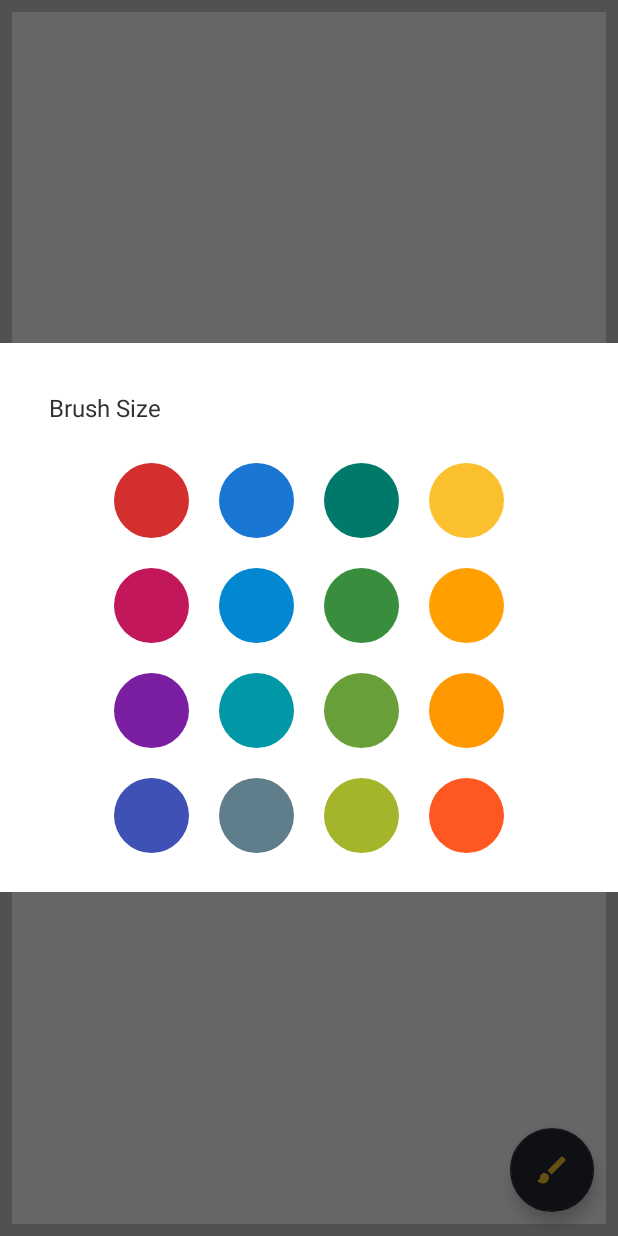
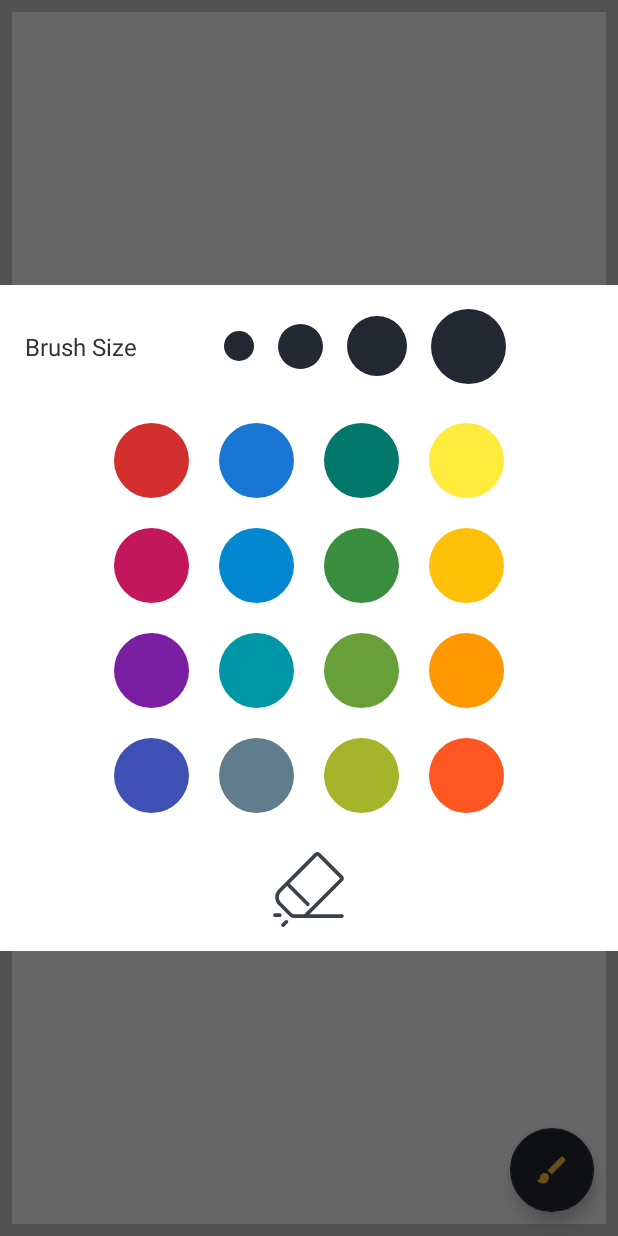
Before and after one commit to syedsaadh/SimpleDraw, an Android app: the screen it shows after launch (MainActivity), after a tap on an icon or button, on a phone screen of 412 x 824 dp. Run offline under Robolectric (Android 15) with nearby library versions, the phone set to English and light mode, and no system bars.

Commit message:
Eraser and Brush Sizes added

```diff
--- a/app/src/main/java/com/xeda/simpledraw/DrawingView.java
+++ b/app/src/main/java/com/xeda/simpledraw/DrawingView.java
@@ -21,7 +21,8 @@ public class DrawingView extends View {
     //drawing and canvas paint
     private Paint drawPaint, canvasPaint;
     //initial color
-    private int paintColor = 0xFF665500;
+    private int paintColor = getResources().getColor(SettingsDialog.colors[0]);
+    private int strokeWidth = SettingsDialog.brushSizes[3];
     //canvas
     private Canvas drawCanvas;
     //canvas bitmap
@@ -36,7 +37,7 @@ public class DrawingView extends View {
         drawPaint = new Paint();
         drawPaint.setColor(paintColor);
         drawPaint.setAntiAlias(true);
-        drawPaint.setStrokeWidth(20);
+        drawPaint.setStrokeWidth(strokeWidth);
         drawPaint.setStyle(Paint.Style.STROKE);
         drawPaint.setStrokeJoin(Paint.Join.ROUND);
         drawPaint.setStrokeCap(Paint.Cap.ROUND);
@@ -78,6 +79,11 @@ public class DrawingView extends View {
         return true;
     }
     public void setPaintColor(int color){
+        invalidate();
         drawPaint.setColor(color);
     }
+    public void setBrushSize(int size){
+        invalidate();
+        drawPaint.setStrokeWidth(size);
+    }
 }
--- a/app/src/main/java/com/xeda/simpledraw/MainActivity.java
+++ b/app/src/main/java/com/xeda/simpledraw/MainActivity.java
@@ -10,7 +10,7 @@ import android.view.View;
 import android.widget.GridLayout;
 import android.widget.ImageView;
 
-public class MainActivity extends AppCompatActivity implements SettingsDialog.OnColorSelectedListener {
+public class MainActivity extends AppCompatActivity implements SettingsDialog.OnSettingsSelectedListener {
 
     private DrawingView drawView;
     private FloatingActionButton fab;
@@ -53,4 +53,16 @@ public class MainActivity extends AppCompatActivity implements SettingsDialog.On
         settingsDialog.dismiss();
         drawView.setPaintColor(getResources().getColor(SettingsDialog.colors[position]));
     }
+
+    @Override
+    public void onBrushSelected(int position) {
+        settingsDialog.dismiss();
+        drawView.setBrushSize(SettingsDialog.brushSizes[position]);
+    }
+
+    @Override
+    public void onEraserSelected() {
+        settingsDialog.dismiss();
+        drawView.setPaintColor(getResources().getColor(R.color.md_white_1000));
+    }
 }
--- a/app/src/main/java/com/xeda/simpledraw/SettingsDialog.java
+++ b/app/src/main/java/com/xeda/simpledraw/SettingsDialog.java
@@ -25,19 +25,19 @@ public class SettingsDialog extends DialogFragment {
      * Create a new instance of SettingsDialog, providing "num"
      * as an argument.
      */
-    private OnColorSelectedListener onColorSelectedListener;
+    private OnSettingsSelectedListener mCallback;
     private GridLayout colorsGrid;
-
-
+    private LinearLayout brushSizesLayout;
+    private ImageView eraser;
     public static int[] colors = {
             R.color.md_red_700,
             R.color.md_blue_700,
             R.color.md_teal_700,
-            R.color.md_yellow_700,
+            R.color.md_yellow_500,
             R.color.md_pink_700,
             R.color.md_light_blue_700,
             R.color.md_green_700,
-            R.color.md_amber_700,
+            R.color.md_amber_500,
             R.color.md_purple_700,
             R.color.md_cyan_700,
             R.color.md_light_green_700,
@@ -46,6 +46,13 @@ public class SettingsDialog extends DialogFragment {
             R.color.md_blue_grey_500,
             R.color.md_lime_700,
             R.color.md_deep_orange_500,
+    };
+
+    public static int[] brushSizes = {
+            20,
+            30,
+            40,
+            50
     };
     static SettingsDialog newInstance() {
         SettingsDialog f = new SettingsDialog();
@@ -68,11 +75,39 @@ public class SettingsDialog extends DialogFragment {
                              Bundle savedInstanceState) {
         View v = inflater.inflate(R.layout.fragment_settings, container, false);
         colorsGrid = (GridLayout)v.findViewById(R.id.colors_grid);
+        brushSizesLayout = (LinearLayout)v.findViewById(R.id.brush_size_layout);
+        eraser = (ImageView)v.findViewById(R.id.eraser);
+        eraser.setOnClickListener(new View.OnClickListener() {
+            @Override
+            public void onClick(View v) {
+                mCallback.onEraserSelected();
+            }
+        });
         colorAssign(v);
+        brushSizeAssign(v);
+
         return v;
     }
-    void brushSizeAssign(){
-
+    void brushSizeAssign(final View view){
+        for (int i=0; i< brushSizes.length; i++) {
+            ImageView v = new ImageView(view.getContext());
+            Resources r = getResources();
+            int margin = (int)TypedValue.applyDimension(TypedValue.COMPLEX_UNIT_DIP, 8, r.getDisplayMetrics());
+            int px = (int)TypedValue.applyDimension(TypedValue.COMPLEX_UNIT_DIP, brushSizes[i], r.getDisplayMetrics());
+            LinearLayout.LayoutParams lp = new LinearLayout.LayoutParams(px, px);
+            v.setImageResource(R.drawable.circle);
+            lp.setMargins(margin, 0, margin, 0);
+            v.setLayoutParams(lp);
+            v.setTag(i);
+            v.setOnClickListener(new View.OnClickListener() {
+                @Override
+                public void onClick(View v) {
+                    Toast.makeText(view.getContext(), "Brush Selected" , Toast.LENGTH_SHORT).show();
+                    mCallback.onBrushSelected(Integer.valueOf(v.getTag().toString()));
+                }
+            });
+            brushSizesLayout.addView(v);
+        }
     }
     void colorAssign(final View view){
         for (int i=0; i< colors.length; i++) {
@@ -89,15 +124,17 @@ public class SettingsDialog extends DialogFragment {
             v.setOnClickListener(new View.OnClickListener() {
                 @Override
                 public void onClick(View v) {
-                    Toast.makeText(view.getContext(), v.getTag().toString() , Toast.LENGTH_SHORT).show();
-                    onColorSelectedListener.onColorSelected(Integer.valueOf(v.getTag().toString()));
+                    Toast.makeText(view.getContext(), "Color Selected" , Toast.LENGTH_SHORT).show();
+                    mCallback.onColorSelected(Integer.valueOf(v.getTag().toString()));
                 }
             });
             colorsGrid.addView(v);
         }
     }
-    public interface OnColorSelectedListener {
+    public interface OnSettingsSelectedListener {
         public void onColorSelected(int position);
+        public void onBrushSelected(int position);
+        public void onEraserSelected();
     }
 
     @Override
@@ -106,10 +143,10 @@ public class SettingsDialog extends DialogFragment {
         // This makes sure that the container activity has implemented
         // the callback interface. If not, it throws an exception
         try {
-            onColorSelectedListener = (OnColorSelectedListener) activity;
+            mCallback = (OnSettingsSelectedListener) activity;
         } catch (ClassCastException e) {
             throw new ClassCastException(activity.toString()
-                    + " must implement OnColorSelectedListener");
+                    + " must implement OnSettingsSelectedListener");
         }
     }
 }
--- /dev/null
+++ b/app/src/main/res/drawable/ic_eraser.xml
@@ -0,0 +1,6 @@
+<vector android:height="50dp" android:viewportHeight="512.001"
+    android:viewportWidth="512.001" android:width="50dp" xmlns:android="http://schemas.android.com/apk/res/android">
+    <path android:fillColor="#3c4249" android:pathData="M60.2,418.6H27.6c-7,0 -12.6,5.7 -12.6,12.6s5.7,12.6 12.6,12.6h32.6c7,0 12.6,-5.7 12.6,-12.6C72.8,424.3 67.2,418.6 60.2,418.6z"/>
+    <path android:fillColor="#3c4249" android:pathData="M114.2,467.4c-4.9,-4.9 -12.9,-4.9 -17.9,0l-23.1,23.1c-4.9,4.9 -4.9,12.9 0,17.9c2.5,2.5 5.7,3.7 8.9,3.7c3.2,0 6.5,-1.2 8.9,-3.7l23.1,-23.1C119.1,480.3 119.1,472.3 114.2,467.4z"/>
+    <path android:fillColor="#3c4249" android:pathData="M484.4,425H263l226.7,-226.7c9.9,-9.9 9.9,-25.9 0,-35.7L334.5,7.4c-9.9,-9.9 -25.9,-9.9 -35.7,0l-248,248c-14.3,14.3 -22.2,33.4 -22.2,53.6c0,20.2 7.9,39.3 22.2,53.6l74.7,74.7c8.4,8.4 19.5,13 31.3,13H484.4c7,0 12.6,-5.7 12.6,-12.6C497.1,430.6 491.4,425 484.4,425zM156.8,425c-5.1,0 -9.8,-2 -13.4,-5.6l-74.7,-74.7c-19.7,-19.7 -19.7,-51.8 0,-71.5l40.6,-40.6l133.3,133.3c2.5,2.5 5.7,3.7 8.9,3.7s6.5,-1.2 8.9,-3.7c4.9,-4.9 4.9,-12.9 0,-17.9L127.1,214.8L316.7,25.3l155.1,155.2L227.2,425H156.8z"/>
+</vector>
--- a/app/src/main/res/layout/fragment_settings.xml
+++ b/app/src/main/res/layout/fragment_settings.xml
@@ -16,7 +16,6 @@
             android:layout_width="match_parent"
             android:layout_height="wrap_content"
             android:orientation="horizontal"
-            android:padding="16dp"
             android:gravity="center_vertical">
             <TextView
                 android:layout_width="wrap_content"
@@ -35,14 +34,27 @@
         <LinearLayout
             android:layout_width="match_parent"
             android:layout_height="wrap_content"
-            android:gravity="center">
+            android:gravity="center"
+            android:layout_marginTop="16dp">
             <GridLayout
                 android:id="@+id/colors_grid"
                 android:layout_width="wrap_content"
                 android:layout_height="wrap_content"
                 android:columnCount="4">
-
             </GridLayout>
         </LinearLayout>
+        <LinearLayout
+            android:layout_marginTop="16dp"
+            android:layout_width="match_parent"
+            android:layout_height="wrap_content"
+            android:orientation="horizontal"
+            android:gravity="center">
+            <ImageView
+                android:id="@+id/eraser"
+                android:layout_width="50dp"
+                android:layout_height="50dp"
+                android:src="@drawable/ic_eraser"/>
+        </LinearLayout>
+
     </LinearLayout>
 </RelativeLayout>
```
